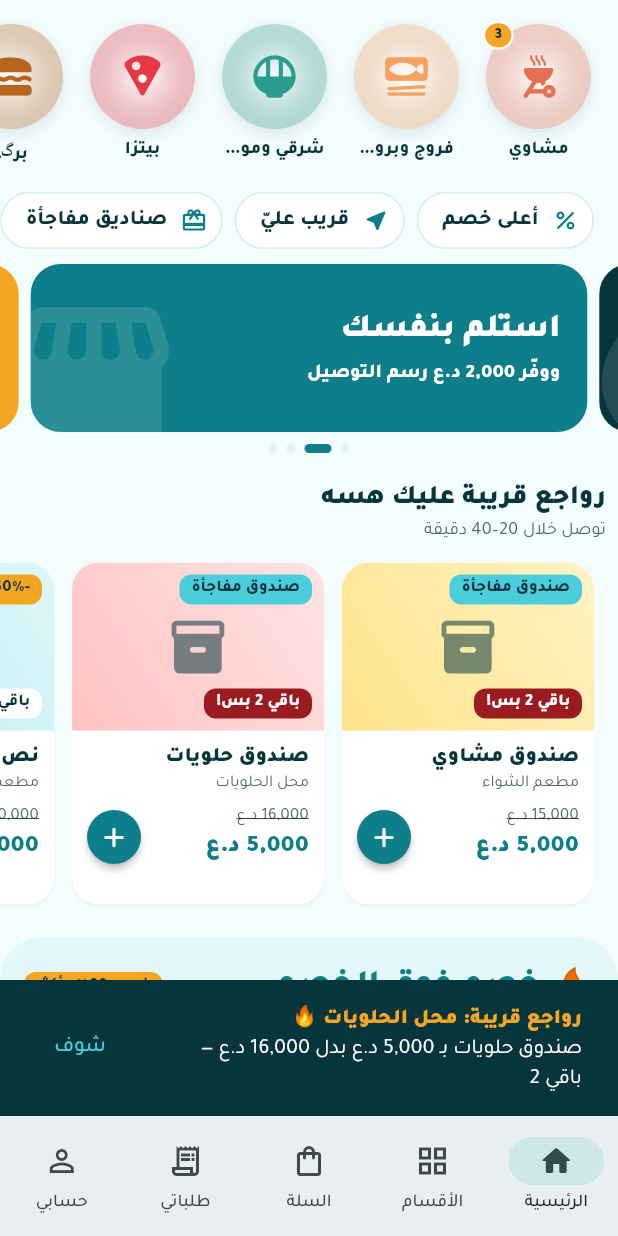
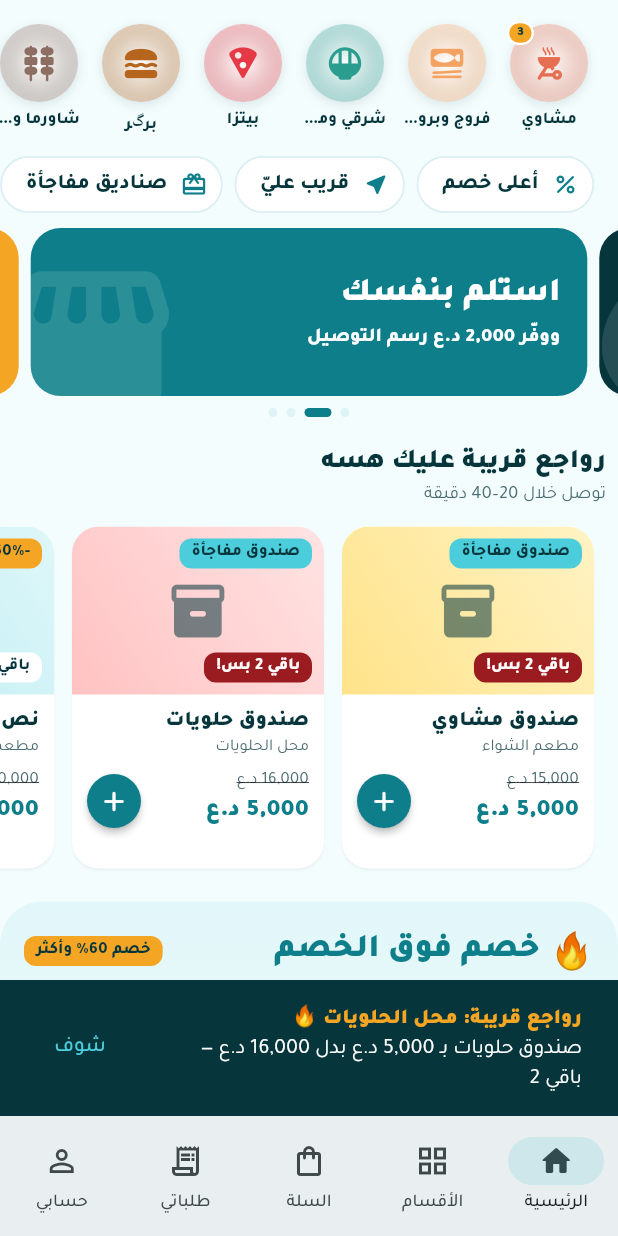
Before and after one commit to depoooooo/depo-app, a Flutter app: the screen it shows after launch, scrolled down 194 dp, on a phone screen of 412 x 824 dp. Run offline on Flutter 3.47's test engine with Material 3 defaults, Android fonts, the phone set to English and light mode, and no system bars; our stand-ins replace cloud_firestore, firebase_auth, firebase_core, flutter_local_notifications, image_picker, shared_preferences; accounts and stored records are empty; network calls fail.

Commit message:
تصغير دوائر الأقسام بالرئيسية مثل توترز
Co-Authored-By: Claude Opus 5.5 <noreply@anthropic.com>
Claude-Session: https://claude.ai/code/session_01A4MVxUFzJ6qDfjC18rWVaP

```diff
--- a/lib/screens/categories_screen.dart
+++ b/lib/screens/categories_screen.dart
@@ -191,12 +191,12 @@ class CatStrip extends StatelessWidget {
   @override
   Widget build(BuildContext context) {
     return SizedBox(
-      height: 112,
+      height: 88,
       child: ListView.separated(
         scrollDirection: Axis.horizontal,
         padding: const EdgeInsets.symmetric(horizontal: 16, vertical: 4),
         itemCount: cats.length,
-        separatorBuilder: (_, __) => const SizedBox(width: 14),
+        separatorBuilder: (_, __) => const SizedBox(width: 8),
         itemBuilder: (context, i) {
           final c = cats[i];
           final n = countIn(c, market: market);
@@ -204,35 +204,35 @@ class CatStrip extends StatelessWidget {
             borderRadius: BorderRadius.circular(40),
             onTap: () => Navigator.of(context).push(MaterialPageRoute(builder: (_) => CategoryResults(cat: c, market: market))),
             child: SizedBox(
-              width: 74,
+              width: 60,
               child: Column(children: [
                 Stack(clipBehavior: Clip.none, children: [
                   Container(
-                    width: 70,
-                    height: 70,
+                    width: 52,
+                    height: 52,
                     decoration: BoxDecoration(
                       shape: BoxShape.circle,
                       color: Colors.white,
-                      boxShadow: const [BoxShadow(color: Color(0x1F06363C), blurRadius: 8, offset: Offset(0, 3))],
+                      boxShadow: const [BoxShadow(color: Color(0x1F06363C), blurRadius: 6, offset: Offset(0, 2))],
                       gradient: RadialGradient(colors: [Colors.white, c.color.withValues(alpha: 0.22)], radius: 0.9),
                     ),
                     child: c.imageId.isEmpty
-                        ? Icon(c.icon, size: 34, color: c.color)
-                        : ClipOval(child: AppImage(imageId: c.imageId, height: 70, width: 70, fallback: Icon(c.icon, size: 34, color: c.color))),
+                        ? Icon(c.icon, size: 26, color: c.color)
+                        : ClipOval(child: AppImage(imageId: c.imageId, height: 52, width: 52, fallback: Icon(c.icon, size: 26, color: c.color))),
                   ),
                   if (n > 0)
                     Positioned(
                       top: -2,
                       left: -2,
                       child: Container(
-                        padding: const EdgeInsets.symmetric(horizontal: 6, vertical: 1),
+                        padding: const EdgeInsets.symmetric(horizontal: 5, vertical: 0),
                         decoration: BoxDecoration(color: DepoColors.accent, borderRadius: BorderRadius.circular(10), border: Border.all(color: Colors.white, width: 1.5)),
-                        child: Text('$n', style: const TextStyle(fontSize: 10, fontWeight: FontWeight.w900)),
+                        child: Text('$n', style: const TextStyle(fontSize: 9, fontWeight: FontWeight.w900)),
                       ),
                     ),
                 ]),
-                const SizedBox(height: 6),
-                Text(c.name, maxLines: 1, overflow: TextOverflow.ellipsis, textAlign: TextAlign.center, style: const TextStyle(fontSize: 12, fontWeight: FontWeight.w800)),
+                const SizedBox(height: 5),
+                Text(c.name, maxLines: 1, overflow: TextOverflow.ellipsis, textAlign: TextAlign.center, style: const TextStyle(fontSize: 11, fontWeight: FontWeight.w700)),
               ]),
             ),
           );
```
